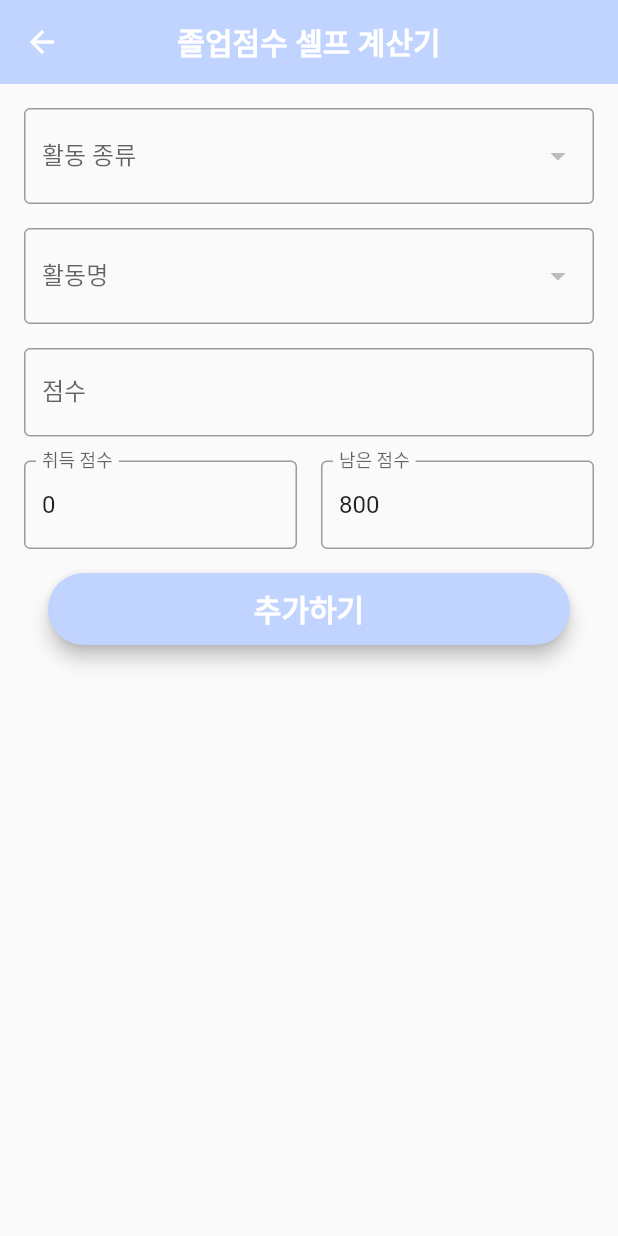
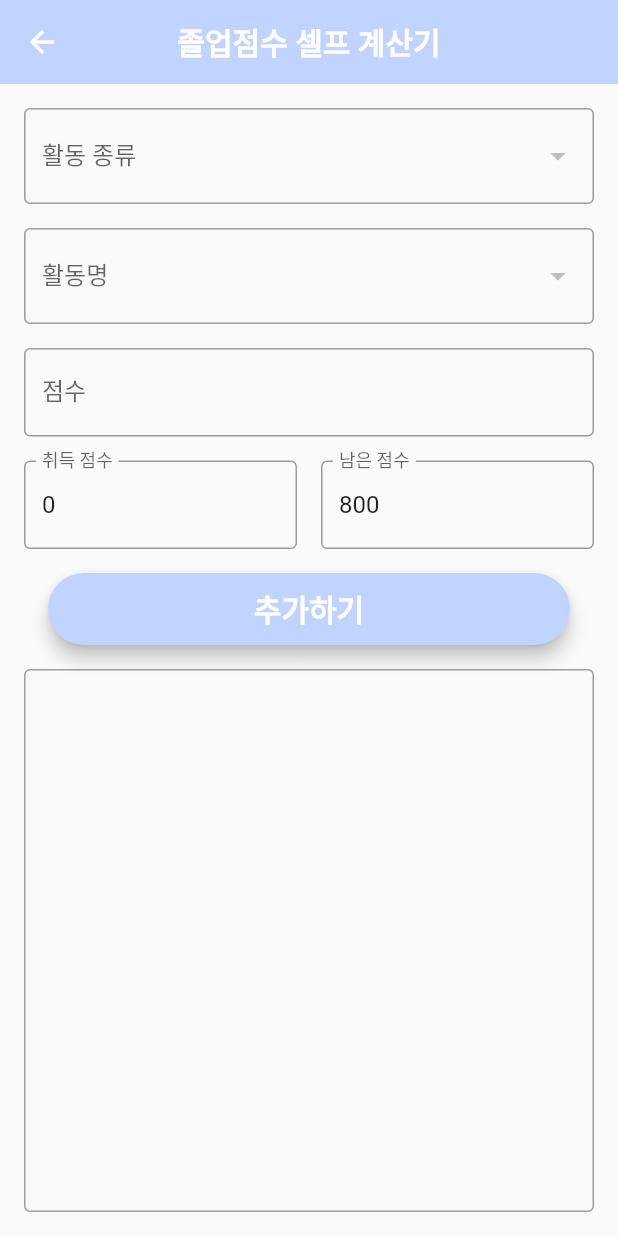
Before and after one commit to kimgu11/capston_18, a Flutter app: the SelfCalcScreen screen opened directly, after a tap on "추가하기", on a phone screen of 412 x 824 dp. Run offline on Flutter 3.47's test engine with Material 2 defaults, Android fonts, the light colour scheme and no system bars; our stand-ins replace file_picker, flutter_secure_storage; accounts and stored records are empty; network calls fail.

Commit message:
Revert "셀프계산기 경고 수정및 일부 UI변경"
This reverts commit 7ccafe89706fd49ec8da2cb6f57f5f252c9e6b3a.

```diff
--- a/lib/screens/gScore/gscore_self_calc_screen.dart
+++ b/lib/screens/gScore/gscore_self_calc_screen.dart
@@ -5,7 +5,7 @@
 
 
 void main() {
-  runApp(const MaterialApp(
+  runApp(MaterialApp(
     title: '졸업점수 셀프 계산기',
     home: SelfCalcScreen(),
   ));
@@ -23,7 +23,6 @@
   void initState(){
     super.initState();
     _fetchPosts();
-    _getMaxScore();
   }
   String? _activityType;
 
@@ -35,7 +34,7 @@
 
   final List<Map<String, dynamic>> _save = [];
 
-  Map<String, dynamic> maxScore = {"S/W공모전":600,"상담실적":150, "외국어능력":500, "인턴십":300, "자격증":600,
+  Map<String, dynamic> MaxScore = {"S/W공모전":600,"상담실적":150, "외국어능력":500, "인턴십":300, "자격증":600,
   "졸업작품입상":100, "총점":1000, "취업훈련":150, "취업/대학원진학":850, "캡스톤디자인":0,"학과행사":150,"해외연수":200};
 
   Map<String?,int> eachMaxTotal = {"S/W공모전":0,"상담실적":0, "외국어능력":0, "인턴쉽":0, "자격증":0,
@@ -91,7 +90,7 @@
 
 
   Future<void> _getMaxScore() async {
-    const storage = FlutterSecureStorage();
+    final storage = FlutterSecureStorage();
     final token = await storage.read(key: 'token');
 
     if (token == null) {
@@ -108,13 +107,74 @@
 
     if (response.statusCode == 200) {
       final maxScoreTemp = jsonDecode(response.body);
-      maxScore = maxScoreTemp;
+      MaxScore = maxScoreTemp;
 
     } else {
       throw Exception('예외 발생');
     }
   }
 
+
+  // Future<List<Map<String, dynamic>>> _getMaxScores() async {
+  //   final response = await http.get(Uri.parse('http://192.168.35.134:3000/gScore/maxScore'));
+  //
+  //   if (response.statusCode == 200) {
+  //     final data = jsonDecode(response.body) as List<dynamic>;
+  //     List<Map<String, dynamic>> maxScores = [];
+  //     data.forEach((item) {
+  //       final maxCategory = item['max_category'] as String;
+  //       final maxScore = item['max_score'] as int;
+  //       maxScores.add({
+  //         maxCategory: maxScore,
+  //       });
+  //     });
+  //     return maxScores;
+  //   } else {
+  //     throw Exception('Failed to load max scores');
+  //   }
+  // }
+
+  // void setMaxscore() async {
+  //   List<Map<String, dynamic>> maxScores = await _getMaxScores(); // Retrieve maxScores using _getMaxScores function
+  //
+  //   int sum = 0;
+  //   for (final item in _save) {
+  //     if(item['Type'] == _selectType) {
+  //       sum += int.parse(item['score']);
+  //     }
+  //   }
+  //
+  //   if (maxScores.isNotEmpty) {
+  //     final maxScoreItem = maxScores.firstWhere((score) => score.containsKey(_activityType));
+  //     final maxScore = maxScoreItem[_activityType] as int;
+  //
+  //     if (maxScore != null && sum > maxScore) {
+  //       sum = maxScore;
+  //     }
+  //   }
+  //
+  //   _total += sum;
+  // }
+
+  // void setMaxscore() async{
+  //   List<Map<String, dynamic>> maxScores = await _getMaxScores();
+  //   int sum = 0;
+  //   for(final item in _save){
+  //     if(item['Type'] == _selectType){
+  //       sum += int.parse(item['score'].toString());
+  //     }
+  //   }
+  //   if (maxScores.isNotEmpty) {
+  //     final maxScoreItem = maxScores.firstWhere((score) => score.containsKey(_selectType));
+  //     final maxScore = maxScoreItem[_selectType] as int;
+  //     _setint = sum;
+  //
+  //     if (maxScore != null && sum > maxScore) {
+  //       sum = maxScore;
+  //     }
+  //   }
+  //   _total += sum;
+  // }
   void setMaxscore() async{
     int sum = 0;
     _total = 0;
@@ -124,8 +184,8 @@
       }
     }
     eachTotal[_selectType] = sum;
-    if(maxScore[_selectType] != null && sum >= maxScore[_selectType]!){
-      sum = maxScore[_selectType];
+    if(MaxScore[_selectType] != null && sum >= MaxScore[_selectType]!){
+      sum = MaxScore[_selectType];
     }
     eachMaxTotal[_selectType] = sum;
     eachMaxTotal.forEach((key, value) {
@@ -175,6 +235,12 @@
     }
   }
 
+  void printApp(){
+    print(_save);
+    print(eachTotal);
+    print(eachMaxTotal);
+  }
+
 
 
   void _onActivityTypeChanged(String? newValue) {
@@ -195,7 +261,7 @@
   Widget build(BuildContext context) {
     return Scaffold(
       appBar: AppBar(
-        title: const Text(
+        title: Text(
           '졸업점수 셀프 계산기',
           style: TextStyle(
             color: Colors.white,
@@ -203,7 +269,7 @@
             fontWeight: FontWeight.bold,
           ),
         ),
-        backgroundColor: const Color(0xffC1D3FF),
+        backgroundColor: Color(0xffC1D3FF),
         centerTitle: true,
         elevation: 0.0,
       ),
@@ -283,7 +349,7 @@
                   text: activityNames[_activityType]?[_activityName]?.toString() ?? ''
               ),
             ),
-            const SizedBox(height: 16.0),
+            SizedBox(height: 16.0),
 
             Row(
               children: [
@@ -321,6 +387,7 @@
                 child: MaterialButton(
                   onPressed: () {
                     _addScore();
+                    printApp();
                   },
                   child: const Text(
                     "추가하기",
@@ -335,17 +402,24 @@
             ),
             const SizedBox(height: 16),
             Expanded(
+              child: Container(
+                decoration: BoxDecoration(
+                  border: Border.all(
+                    color: Colors.grey,
+                    width: 1.0,
+                  ),
+                  borderRadius: const BorderRadius.all(Radius.circular(4.0)),
+                ),
                 child: ListView.builder(
                   itemCount: _save.length,
                   itemBuilder: (BuildContext context, int index) {
                     final activity = _save[index];
-                  return Card(
-                    child: ListTile(
-                      leading: IconButton(
-                        icon: const Icon(Icons.delete),
-                        onPressed: () {
+                    return Dismissible(
+                      key: UniqueKey(),
+                      onDismissed: (direction) {
                         setState(() {
                           _save.removeAt(index);
+                           print(activity['Type']);
                           if (activity['score'] != null && eachTotal[activity['Type']] != null) {
                             eachTotal[activity['Type']] = (eachTotal[activity['Type']] ?? 0) - activity['score'] as int;
                           }
@@ -364,12 +438,15 @@
                           }
                         });
                       },
-                      ),
-                      title: Text('${activity['Type']} - ${activity['Name']}'),
-                      subtitle: Text('${activity['score']}점'),
+                      background: Container(color: Colors.red),
+                      child: ListTile(
+                        title:
+                            Text('${activity['Type']} - ${activity['Name']}'),
+                        trailing: Text('${activity['score']}점'),
                       ),
                     );
                   },
+                ),
               ),
             ),
           ],
```
Lines whose indentation alone changed are shown as unchanged.
